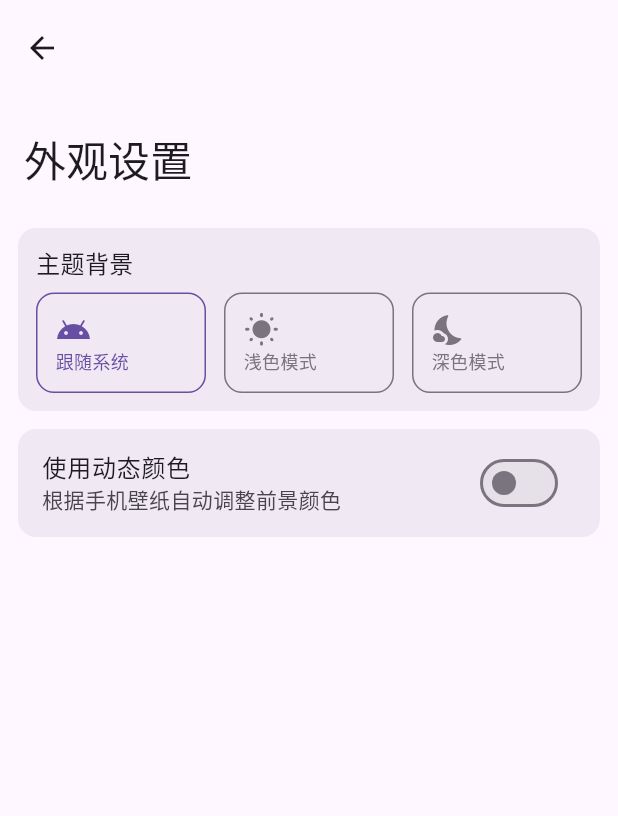
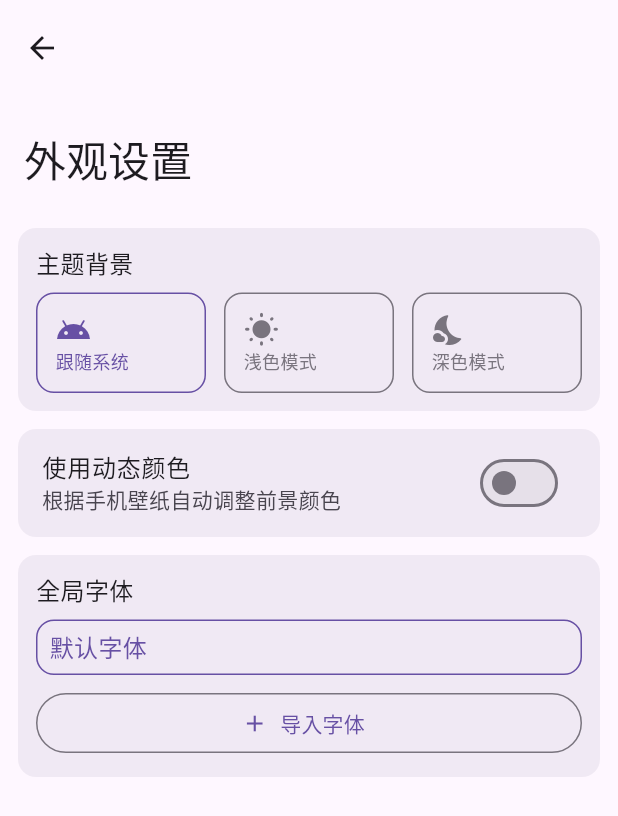
Before and after one commit to gvenusleo/QChat, a Flutter app: the ThemeSettingView screen opened by its route, after a tap on "使用动态颜色", on a phone screen of 412 x 824 dp. Shown: the top 816 px of the screen. Run offline on Flutter 3.47's test engine with Material 3 defaults, Android fonts, the phone set to English and light mode, and no system bars; drawn by our look-alikes of dynamic_color; our stand-ins replace dio, file_picker, flutter_markdown, fluttertoast, get, isar and 2 more; missing offline and left inert: flutter_math_fork, markdown, openai_dart; accounts and stored records are empty; generated files the repository leaves out were written again; Roboto replaces fonts that are missing (默认字体).

Commit message:
feat: Add custom font and update UI in chat_view

```diff
--- /dev/null
+++ b/lib/common/font_helper.dart
@@ -0,0 +1,104 @@
+import 'dart:io';
+
+import 'package:file_picker/file_picker.dart';
+import 'package:flutter/services.dart';
+import 'package:path_provider/path_provider.dart';
+import 'package:qchat/common/prefs_helper.dart';
+
+class FontHelper {
+  /// 读取所有字体文件，注册到系统中
+  /// 返回字体名称列表
+  static Future<List<String>> readAllFont() async {
+    List<String> fontNameList = [];
+    final fontDir = await getFontDir();
+    /* 遍历字体文件目录，将字体文件注册到系统中 */
+    for (var fontFile in fontDir.listSync()) {
+      final fontName = fontFile.path.split(getDirSeparator()).last;
+      readFont(fontFile.path, fontName);
+      fontNameList.add(fontName);
+    }
+    fontNameList.insert(0, '默认字体');
+    return fontNameList;
+  }
+
+  /// 读取主题字体文件，注册到系统中
+  static Future<void> readThemeFont() async {
+    final String themeFontName = PrefsHelper.themeFont;
+    if (themeFontName != '默认字体') {
+      final fontFileDir = await getFontDir();
+      readFont('${fontFileDir.path}${getDirSeparator()}$themeFontName',
+          themeFontName);
+    }
+  }
+
+  /// 读取指定字体文件到系统中
+  /// fontFilePath: 字体文件路径
+  /// fontName: 字体文件名称
+  static Future<void> readFont(String fontFilePath, String fontName) async {
+    final fontFile = File(fontFilePath);
+    final fontFileBytes = await fontFile.readAsBytes();
+    final fontLoad = FontLoader(fontName);
+    fontLoad.addFont(Future.value(ByteData.view(fontFileBytes.buffer)));
+    fontLoad.load();
+  }
+
+  /// 删除指定字体文件
+  static Future<void> deleteFont(String fontName) async {
+    final fontFileDir = await getFontDir();
+    final fontFile = File('${fontFileDir.path}${getDirSeparator()}$fontName');
+    if (fontFile.existsSync()) {
+      fontFile.deleteSync();
+    }
+  }
+
+  /// 本地字体文件导入到 app 工作目录中
+  static Future<bool> loadLocalFont() async {
+    try {
+      /* 获取字体文件 */
+      final fontFilePicker = await FilePicker.platform.pickFiles(
+        type: FileType.custom,
+        allowedExtensions: ['ttf', 'otf', '.ttc', '.TTF' '.OTF', '.TTC'],
+        allowMultiple: true,
+      );
+      if (fontFilePicker != null) {
+        List<File> fontFileList =
+            fontFilePicker.paths.map((path) => File(path!)).toList();
+        /* 将字体文件导入到 app 中 */
+        final fontFileDir = await getFontDir();
+        for (var fontFile in fontFileList) {
+          final fontFileName = fontFile.path.split(getDirSeparator()).last;
+          final newFontPath =
+              '${fontFileDir.path}${getDirSeparator()}$fontFileName';
+          await fontFile.copy(newFontPath);
+          // /* 删除原缓存文件 */
+          // await fontFile.delete();
+        }
+      }
+      return true;
+    } catch (e) {
+      return false;
+    }
+  }
+
+  /// 判断文件夹路径分隔符
+  static String getDirSeparator() {
+    if (Platform.isWindows) {
+      return '\\';
+    } else {
+      return '/';
+    }
+  }
+
+  /// 获取字体文件目录
+  static Future<Directory> getFontDir() async {
+    final Directory appWorkDir = Platform.isAndroid
+        ? await getApplicationDocumentsDirectory()
+        : await getApplicationSupportDirectory();
+    final String fontDirPath = '${appWorkDir.path}${getDirSeparator()}fonts';
+    final Directory fontDir = Directory(fontDirPath);
+    if (!(await fontDir.exists())) {
+      await fontDir.create(recursive: true);
+    }
+    return fontDir;
+  }
+}
--- a/lib/common/init_app.dart
+++ b/lib/common/init_app.dart
@@ -5,6 +5,7 @@ import 'package:flutter/services.dart';
 import 'package:isar/isar.dart';
 import 'package:logger/logger.dart';
 import 'package:path_provider/path_provider.dart';
+import 'package:qchat/common/font_helper.dart';
 import 'package:qchat/common/global.dart';
 import 'package:qchat/models/collections/chat.dart';
 import 'package:qchat/models/collections/message.dart';
@@ -29,6 +30,7 @@ Future<void> initApp() async {
     );
   }
   prefs = await SharedPreferences.getInstance();
+  FontHelper.readThemeFont();
   final dir = await getApplicationDocumentsDirectory();
   isar = await Isar.open(
     [ChatSchema, MessageSchema],
--- a/lib/common/prefs_helper.dart
+++ b/lib/common/prefs_helper.dart
@@ -1,6 +1,31 @@
 import 'package:qchat/common/global.dart';
 
 class PrefsHelper {
+  // 主题模式
+  static int themeMode = prefs.getInt('themeMode') ?? 0;
+
+  static Future<void> setThemeMode(int value) async {
+    themeMode = value;
+    await prefs.setInt('themeMode', value);
+  }
+
+  // 是否使用动态颜色
+  static bool useDynamicColor = prefs.getBool('useDynamicColor') ?? true;
+
+  static Future<void> setUseDynamicColor(bool value) async {
+    useDynamicColor = value;
+    await prefs.setBool('useDynamicColor', value);
+  }
+
+  // 主题字体
+  static String themeFont = prefs.getString('themeFont') ?? '默认字体';
+
+  static Future<void> setThemeFont(String value) async {
+    themeFont = value;
+    await prefs.setString('themeFont', value);
+  }
+
+  // 默认采样温度
   static double defaultTemperature =
       prefs.getDouble('defaultTemperature') ?? 0.7;
 
@@ -9,6 +34,7 @@ class PrefsHelper {
     await prefs.setDouble('defaultTemperature', value);
   }
 
+  // 默认历史消息数
   static int defaultHistoryMessages =
       prefs.getInt('defaultHistoryMessages') ?? 3;
 
--- a/lib/common/theme.dart
+++ b/lib/common/theme.dart
@@ -1,12 +1,12 @@
 import 'package:flutter/material.dart';
-import 'package:qchat/common/global.dart';
+import 'package:qchat/common/prefs_helper.dart';
 
 ThemeData buildLightTheme(ColorScheme? lightColorScheme) {
   return ThemeData(
     brightness: Brightness.light,
     useMaterial3: true,
-    colorScheme:
-        prefs.getBool('useDynamicColor') ?? true ? lightColorScheme : null,
+    fontFamily: PrefsHelper.themeFont,
+    colorScheme: PrefsHelper.useDynamicColor ? lightColorScheme : null,
     appBarTheme: const AppBarTheme(
       surfaceTintColor: Colors.transparent,
     ),
@@ -22,8 +22,8 @@ ThemeData buildDarkTheme(ColorScheme? darkColorScheme) {
   return ThemeData(
     brightness: Brightness.dark,
     useMaterial3: true,
-    colorScheme:
-        prefs.getBool('useDynamicColor') ?? true ? darkColorScheme : null,
+    fontFamily: PrefsHelper.themeFont,
+    colorScheme: PrefsHelper.useDynamicColor ? darkColorScheme : null,
     appBarTheme: const AppBarTheme(
       surfaceTintColor: Colors.transparent,
     ),
--- a/lib/main.dart
+++ b/lib/main.dart
@@ -2,8 +2,8 @@ import 'package:dynamic_color/dynamic_color.dart';
 import 'package:flutter/material.dart';
 import 'package:flutter_localizations/flutter_localizations.dart';
 import 'package:get/get.dart';
-import 'package:qchat/common/global.dart';
 import 'package:qchat/common/init_app.dart';
+import 'package:qchat/common/prefs_helper.dart';
 import 'package:qchat/ui/routes.dart';
 import 'package:qchat/ui/views/chat/chat_view.dart';
 import 'package:qchat/common/theme.dart';
@@ -34,7 +34,7 @@ class MyApp extends StatelessWidget {
             ThemeMode.system,
             ThemeMode.light,
             ThemeMode.dark
-          ][prefs.getInt('themeMode') ?? 0],
+          ][PrefsHelper.themeMode],
           getPages: AppRputes.routes,
           defaultTransition: Transition.cupertino,
           home: const ChatView(),
--- a/lib/services/openai.dart
+++ b/lib/services/openai.dart
@@ -21,13 +21,11 @@ class OpenAIBot {
     );
     List<ChatCompletionMessage> msgs = [];
     for (Message e in messages) {
-      msgs.add(
-        e.role == 'user'
+      msgs.add(e.role == 'user'
           ? ChatCompletionMessage.user(
               content: ChatCompletionUserMessageContent.string(e.content),
             )
-          : ChatCompletionMessage.assistant(content: e.content)
-      );
+          : ChatCompletionMessage.assistant(content: e.content));
     }
     final chatStream = client.createChatCompletionStream(
       request: CreateChatCompletionRequest(
--- a/lib/services/zhipuai.dart
+++ b/lib/services/zhipuai.dart
@@ -25,8 +25,7 @@ class Zhipuai {
         'content': e.content,
       });
     }
-    const String url =
-        'https://open.bigmodel.cn/api/paas/v4/chat/completions';
+    const String url = 'https://open.bigmodel.cn/api/paas/v4/chat/completions';
     final Map<String, String> headers = {
       'Content-Type': 'application/json',
       'Authorization': _getJwt(apiKey),
--- a/lib/ui/routes.dart
+++ b/lib/ui/routes.dart
@@ -5,7 +5,6 @@ import 'package:qchat/ui/views/search/search_view.dart';
 import 'package:qchat/ui/views/setting/api_setting/api_setting_view.dart';
 import 'package:qchat/ui/views/setting/api_setting/openai_setting_view.dart';
 import 'package:qchat/ui/views/setting/api_setting/zhipuai_setting_view.dart';
-import 'package:qchat/ui/views/setting/license/license_view.dart';
 import 'package:qchat/ui/views/setting/parameter_setting/parameter_setting_view.dart';
 import 'package:qchat/ui/views/setting/setting_view.dart';
 import 'package:qchat/ui/views/setting/theme_setting/theme_setting_view.dart';
@@ -32,7 +31,5 @@ class AppRputes {
     // 参数设置
     GetPage(
         name: '/setting/parameter', page: () => const ParameterSettingView()),
-    // 开源协议
-    GetPage(name: '/setting/license', page: () => const LicenseView()),
   ];
 }
--- /dev/null
+++ b/lib/ui/viewmodels/theme_setting/theme_setting_controller.dart
@@ -0,0 +1,58 @@
+import 'package:flutter/material.dart';
+import 'package:get/get.dart';
+import 'package:qchat/common/font_helper.dart';
+import 'package:qchat/common/prefs_helper.dart';
+
+class ThemeSettingController extends GetxController {
+  // 主题模式
+  RxInt themeMode = (PrefsHelper.themeMode).obs;
+  // 是否使用动态颜色
+  RxBool useDynamicColor = (PrefsHelper.useDynamicColor).obs;
+  // 主题字体
+  RxString themeFont = (PrefsHelper.themeFont).obs;
+
+  // 字体列表
+  RxList fonts = <String>[].obs;
+
+  @override
+  void onInit() {
+    super.onInit();
+    readAllFont();
+  }
+
+  // 设置主题模式
+  void updateThemeMode(int value) {
+    themeMode.value = value;
+    PrefsHelper.setThemeMode(value);
+    Get.changeThemeMode(
+      [ThemeMode.system, ThemeMode.light, ThemeMode.dark][value],
+    );
+  }
+
+  // 设置动态颜色
+  void updateDynamicColor(bool value) {
+    useDynamicColor.value = value;
+    PrefsHelper.setUseDynamicColor(value);
+    Get.forceAppUpdate();
+  }
+
+  // 设置主题字体
+  void updateThemeFont(String value) {
+    themeFont.value = value;
+    PrefsHelper.setThemeFont(value);
+    Get.forceAppUpdate();
+  }
+
+  // 读取所有字体
+  Future<void> readAllFont() async {
+    fonts.value = await FontHelper.readAllFont();
+  }
+
+  // 导入字体
+  Future<void> loadLocalFont() async {
+    bool statue = await FontHelper.loadLocalFont();
+    if (statue) {
+      readAllFont();
+    }
+  }
+}
--- a/lib/ui/views/chat/chat_view.dart
+++ b/lib/ui/views/chat/chat_view.dart
@@ -151,24 +151,14 @@ class _ChatViewState extends State<ChatView> {
 
   AppBar buildAppBar() {
     return AppBar(
-      title: Column(
-        mainAxisAlignment: MainAxisAlignment.center,
-        crossAxisAlignment: CrossAxisAlignment.start,
-        children: [
-          Obx(() => Text(
-                c.currentChat.value.name,
-                style: const TextStyle(fontSize: 18),
-              )),
-          Obx(() => Text(
-                c.currentChat.value.model,
-                style: const TextStyle(fontSize: 12),
-              )),
-        ],
-      ),
+      title: Obx(() => Text(
+            c.currentChat.value.name,
+            style: const TextStyle(fontSize: 18),
+          )),
       actions: [
         IconButton(
           onPressed: _createdChat,
-          icon: const Icon(Icons.playlist_add_rounded),
+          icon: const Icon(Icons.playlist_add_outlined),
         ),
         PopupMenuButton(
           position: PopupMenuPosition.under,
--- a/lib/ui/views/setting/theme_setting/theme_setting_view.dart
+++ b/lib/ui/views/setting/theme_setting/theme_setting_view.dart
@@ -1,7 +1,7 @@
 import 'package:dynamic_color/dynamic_color.dart';
 import 'package:flutter/material.dart';
 import 'package:get/get.dart';
-import 'package:qchat/common/global.dart';
+import 'package:qchat/ui/viewmodels/theme_setting/theme_setting_controller.dart';
 
 class ThemeSettingView extends StatelessWidget {
   ThemeSettingView({super.key});
@@ -13,10 +13,9 @@ class ThemeSettingView extends StatelessWidget {
     Icons.nights_stay_rounded,
   ];
 
-  final _mode = (prefs.getInt('themeMode') ?? 0).obs;
-
   @override
   Widget build(BuildContext context) {
+    ThemeSettingController c = Get.put(ThemeSettingController());
     return Scaffold(
       body: SafeArea(
         child: CustomScrollView(
@@ -54,13 +53,7 @@ class ThemeSettingView extends StatelessWidget {
                             Expanded(
                               child: InkWell(
                                 onTap: () {
-                                  prefs.setInt('themeMode', i);
-                                  _mode.value = i;
-                                  Get.changeThemeMode([
-                                    ThemeMode.system,
-                                    ThemeMode.light,
-                                    ThemeMode.dark
-                                  ][i]);
+                                  c.updateThemeMode(i);
                                 },
                                 borderRadius: BorderRadius.circular(12),
                                 child: Obx(() => Container(
@@ -68,7 +61,7 @@ class ThemeSettingView extends StatelessWidget {
                                       decoration: BoxDecoration(
                                         borderRadius: BorderRadius.circular(12),
                                         border: Border.all(
-                                          color: _mode.value == i
+                                          color: c.themeMode.value == i
                                               ? Theme.of(context)
                                                   .colorScheme
                                                   .primary
@@ -86,7 +79,7 @@ class ThemeSettingView extends StatelessWidget {
                                         children: [
                                           Icon(
                                             _themeIcons[i],
-                                            color: _mode.value == i
+                                            color: c.themeMode.value == i
                                                 ? Theme.of(context)
                                                     .colorScheme
                                                     .primary
@@ -98,7 +91,7 @@ class ThemeSettingView extends StatelessWidget {
                                             _themeModes[i],
                                             style: TextStyle(
                                                 fontSize: 12,
-                                                color: _mode.value == i
+                                                color: c.themeMode.value == i
                                                     ? Theme.of(context)
                                                         .colorScheme
                                                         .primary
@@ -123,11 +116,9 @@ class ThemeSettingView extends StatelessWidget {
                   child: DynamicColorBuilder(
                     builder: (ColorScheme? light, ColorScheme? dark) {
                       return SwitchListTile(
-                        value: prefs.getBool('useDynamicColor') ?? true,
+                        value: c.useDynamicColor.value,
                         onChanged: (value) {
-                          // useDynamicColor.value = value;
-                          prefs.setBool('useDynamicColor', value);
-                          Get.forceAppUpdate();
+                          c.updateDynamicColor(value);
                         },
                         title: const Text('使用动态颜色'),
                         subtitle: const Text('根据手机壁纸自动调整前景颜色'),
@@ -142,6 +133,85 @@ class ThemeSettingView extends StatelessWidget {
                     },
                   ),
                 ),
+                Container(
+                  margin: const EdgeInsets.all(12),
+                  padding: const EdgeInsets.all(12),
+                  decoration: BoxDecoration(
+                    color: Theme.of(context)
+                        .colorScheme
+                        .surfaceVariant
+                        .withAlpha(150),
+                    borderRadius: BorderRadius.circular(12),
+                  ),
+                  child: Column(
+                    mainAxisAlignment: MainAxisAlignment.center,
+                    crossAxisAlignment: CrossAxisAlignment.start,
+                    children: [
+                      const Text(
+                        '全局字体',
+                        style: TextStyle(fontSize: 16),
+                      ),
+                      const SizedBox(height: 8),
+                      Obx(
+                        () => Column(
+                          mainAxisAlignment: MainAxisAlignment.center,
+                          crossAxisAlignment: CrossAxisAlignment.center,
+                          children: [
+                            for (String font in c.fonts) ...[
+                              InkWell(
+                                onTap: () async {
+                                  c.updateThemeFont(font);
+                                },
+                                borderRadius: BorderRadius.circular(12),
+                                child: Container(
+                                  width: double.infinity,
+                                  padding: const EdgeInsets.symmetric(
+                                      horizontal: 8, vertical: 6),
+                                  decoration: BoxDecoration(
+                                    borderRadius: BorderRadius.circular(12),
+                                    border: Border.all(
+                                      color: c.themeFont.value == font
+                                          ? Theme.of(context)
+                                              .colorScheme
+                                              .primary
+                                          : Theme.of(context)
+                                              .colorScheme
+                                              .outline,
+                                      width: 1,
+                                    ),
+                                  ),
+                                  child: Text(
+                                    font.split('.').first,
+                                    style: TextStyle(
+                                      fontFamily: font,
+                                      fontSize: 16,
+                                      color: c.themeFont.value == font
+                                          ? Theme.of(context)
+                                              .colorScheme
+                                              .primary
+                                          : Theme.of(context)
+                                              .colorScheme
+                                              .outline,
+                                    ),
+                                  ),
+                                ),
+                              ),
+                              const SizedBox(height: 8),
+                            ],
+                          ],
+                        ),
+                      ),
+                      SizedBox(
+                        width: double.infinity,
+                        child: OutlinedButton.icon(
+                          onPressed: c.loadLocalFont,
+                          icon: const Icon(Icons.add_outlined),
+                          label: const Text('导入字体'),
+                        ),
+                      ),
+                    ],
+                  ),
+                ),
               ],
             )
           ],
--- a/pubspec.yaml
+++ b/pubspec.yaml
@@ -11,6 +11,7 @@ dependencies:
   crypto: ^3.0.3
   dio: ^5.4.0
   dynamic_color: ^1.6.9
+  file_picker: ^6.1.1
   flutter:
     sdk: flutter
   flutter_localizations:
```
Also changed, not shown: lib/ui/views/chat/chat_setting/chat_setting_view.dart (+6 -8 lines), lib/ui/views/setting/license/license_view.dart (deleted, +0 -27 lines), lib/ui/views/setting/setting_view.dart (+0 -10 lines), pubspec.lock.
